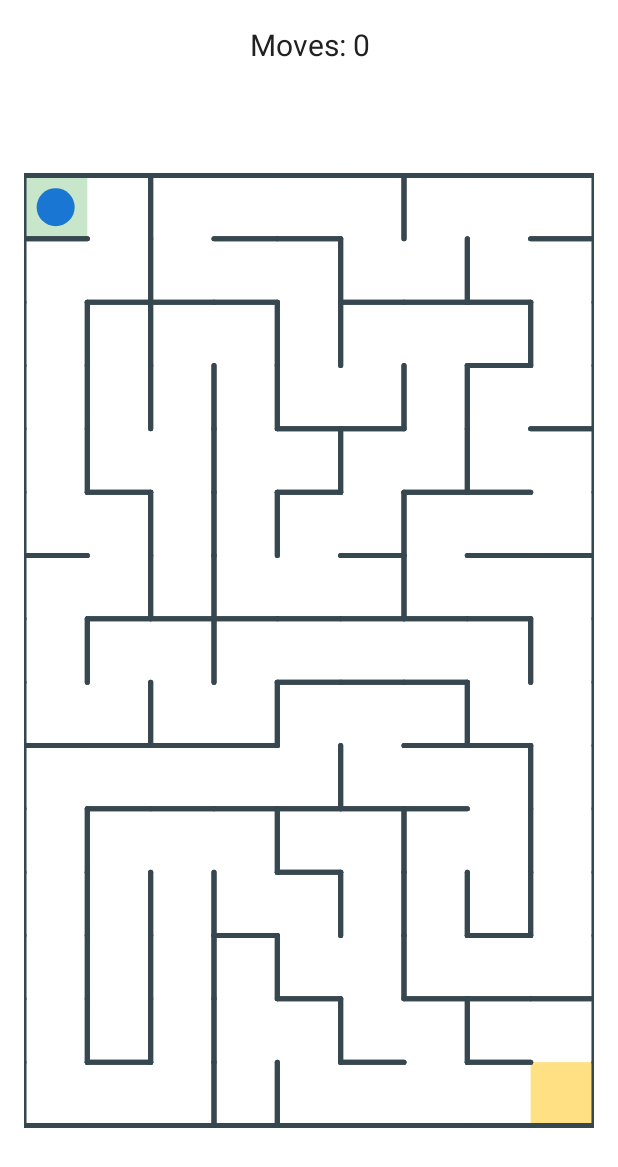
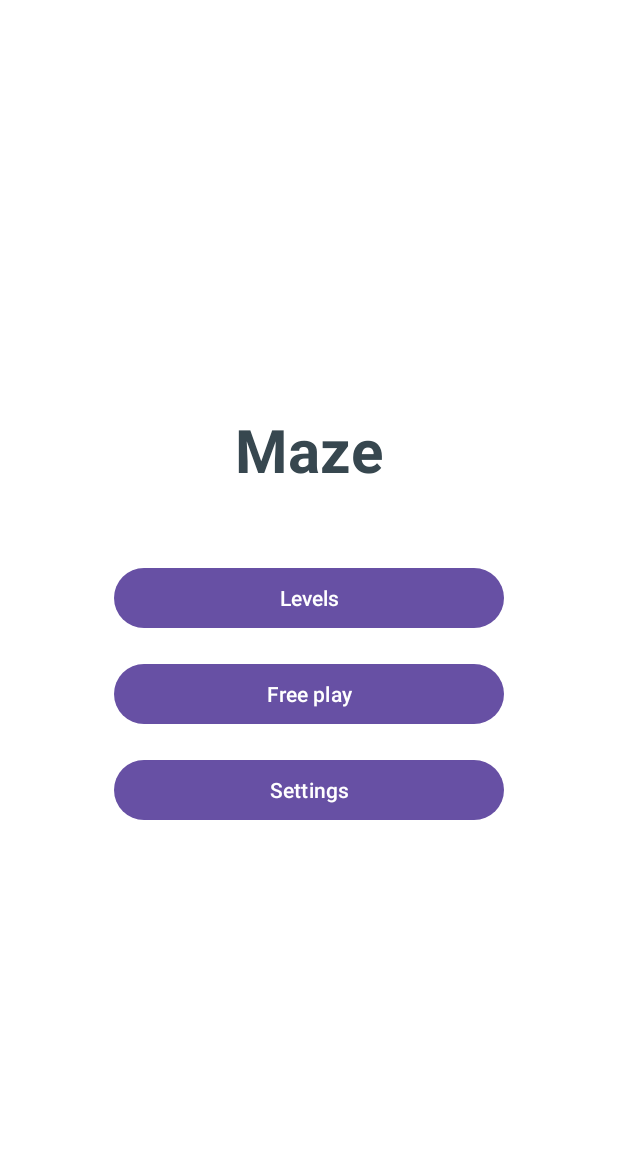
Before and after one commit to IvanAntonchuk/MazeGame, an Android app: the screen it shows after launch (GameActivity before the commit, MainActivity after it), on a phone screen of 412 x 824 dp. Shown: the top 1167 px of the screen. Run offline under Robolectric (Android 15) with nearby library versions, the phone set to English and light mode, and no system bars; 1 statement that could not run was skipped.

Commit message:
Add main menu, Ukrainian strings and portrait orientation

```diff
--- a/app/src/main/AndroidManifest.xml
+++ b/app/src/main/AndroidManifest.xml
@@ -14,6 +14,7 @@
         <activity
             android:name=".MainActivity"
             android:exported="true"
+            android:screenOrientation="portrait"
             android:windowSoftInputMode="adjustResize">
             <intent-filter>
                 <action android:name="android.intent.action.MAIN" />
@@ -24,6 +25,7 @@
         <activity
             android:name=".GameActivity"
             android:exported="false"
+            android:screenOrientation="portrait"
             android:windowSoftInputMode="adjustResize" />
     </application>
 
--- a/app/src/main/java/com/example/mazegame/MainActivity.java
+++ b/app/src/main/java/com/example/mazegame/MainActivity.java
@@ -2,6 +2,7 @@ package com.example.mazegame;
 
 import android.content.Intent;
 import android.os.Bundle;
+import android.widget.Button;
 
 import androidx.appcompat.app.AppCompatActivity;
 import androidx.core.graphics.Insets;
@@ -21,7 +22,9 @@ public class MainActivity extends AppCompatActivity {
             v.setPadding(systemBars.left, systemBars.top, systemBars.right, systemBars.bottom);
             return insets;
         });
-        startActivity(new Intent(this, GameActivity.class));
-        finish();
+
+        Button freePlayButton = findViewById(R.id.freePlayButton);
+        freePlayButton.setOnClickListener(v ->
+                startActivity(new Intent(this, GameActivity.class)));
     }
 }
--- a/app/src/main/res/layout/activity_main.xml
+++ b/app/src/main/res/layout/activity_main.xml
@@ -1,19 +1,39 @@
 <?xml version="1.0" encoding="utf-8"?>
-<androidx.constraintlayout.widget.ConstraintLayout xmlns:android="http://schemas.android.com/apk/res/android"
-    xmlns:app="http://schemas.android.com/apk/res-auto"
-    xmlns:tools="http://schemas.android.com/tools"
+<LinearLayout xmlns:android="http://schemas.android.com/apk/res/android"
     android:id="@+id/main"
     android:layout_width="match_parent"
     android:layout_height="match_parent"
-    tools:context=".MainActivity">
+    android:background="#FFFFFF"
+    android:gravity="center"
+    android:orientation="vertical"
+    android:padding="32dp">
 
     <TextView
         android:layout_width="wrap_content"
         android:layout_height="wrap_content"
-        android:text="Hello World!"
-        app:layout_constraintBottom_toBottomOf="parent"
-        app:layout_constraintEnd_toEndOf="parent"
-        app:layout_constraintStart_toStartOf="parent"
-        app:layout_constraintTop_toTopOf="parent" />
+        android:layout_marginBottom="48dp"
+        android:text="@string/menu_title"
+        android:textColor="#37474F"
+        android:textSize="40sp"
+        android:textStyle="bold" />
 
-</androidx.constraintlayout.widget.ConstraintLayout>
+    <Button
+        android:id="@+id/levelsButton"
+        android:layout_width="260dp"
+        android:layout_height="wrap_content"
+        android:layout_marginBottom="16dp"
+        android:text="@string/menu_levels" />
+
+    <Button
+        android:id="@+id/freePlayButton"
+        android:layout_width="260dp"
+        android:layout_height="wrap_content"
+        android:layout_marginBottom="16dp"
+        android:text="@string/menu_free_play" />
+
+    <Button
+        android:id="@+id/settingsButton"
+        android:layout_width="260dp"
+        android:layout_height="wrap_content"
+        android:text="@string/menu_settings" />
+</LinearLayout>
--- a/app/src/main/res/values/strings.xml
+++ b/app/src/main/res/values/strings.xml
@@ -2,4 +2,8 @@
     <string name="app_name">MazeGame</string>
     <string name="moves_format">Moves: %1$d</string>
     <string name="level_complete">Level complete!</string>
+    <string name="menu_title">Maze</string>
+    <string name="menu_levels">Levels</string>
+    <string name="menu_free_play">Free play</string>
+    <string name="menu_settings">Settings</string>
 </resources>
```
Also changed, not shown: app/src/main/java/com/example/mazegame/GameActivity.java (+20 -1 lines), 1 other file.
